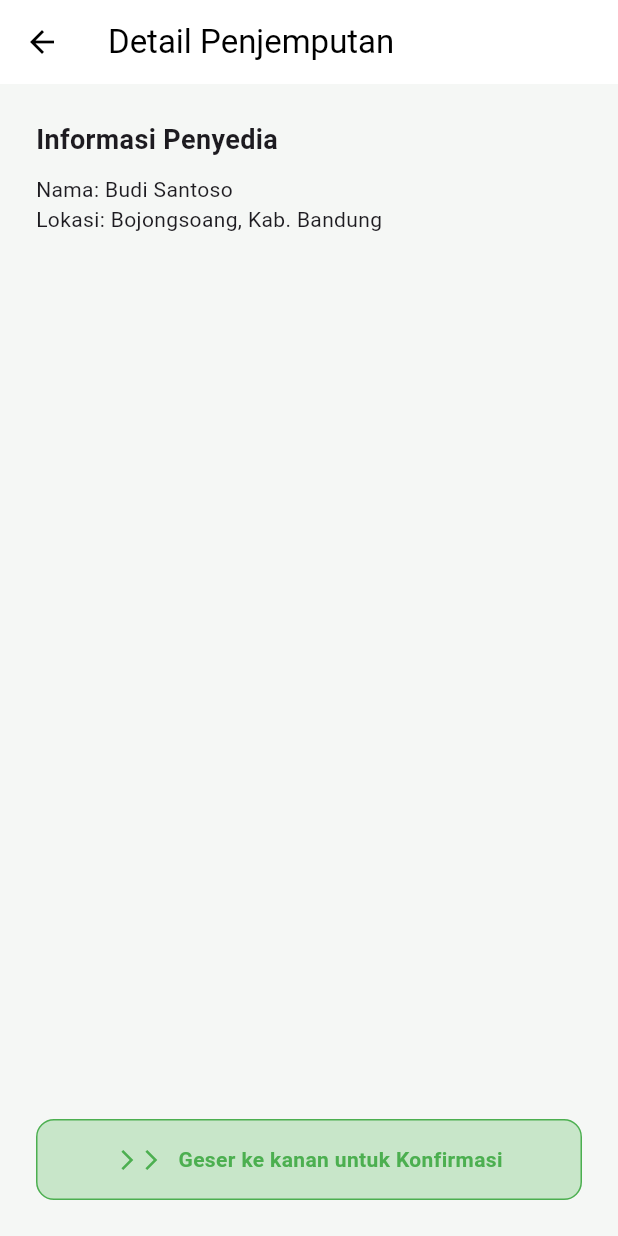
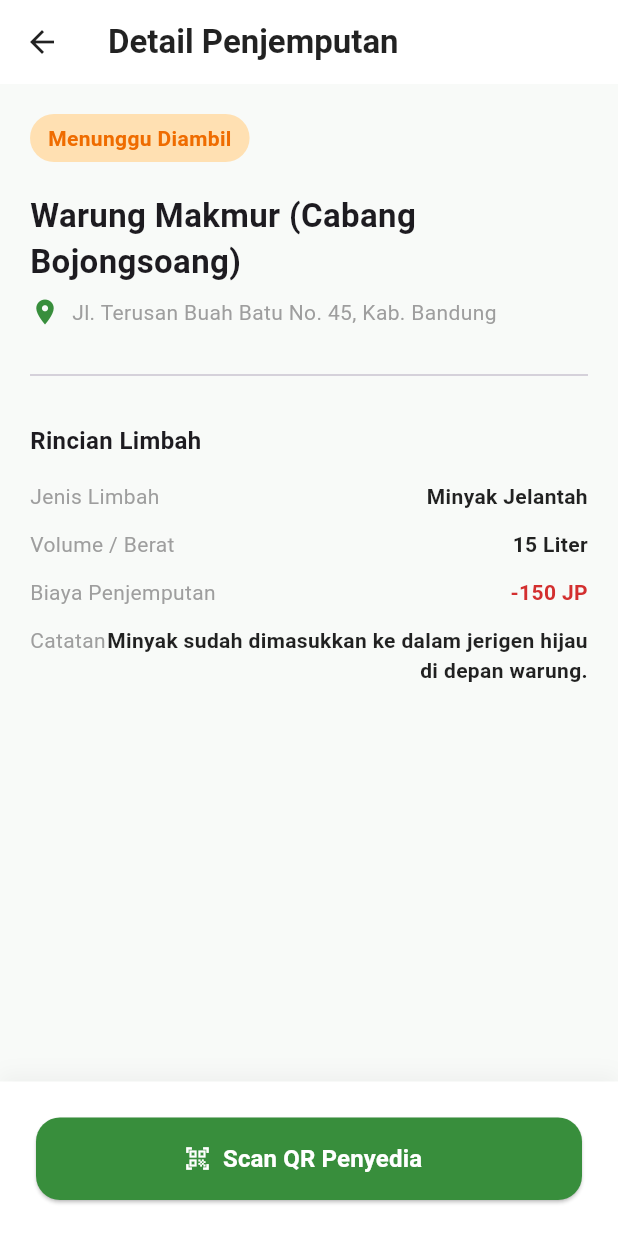
Before and after one commit to Yoganofan/junkslab-mobile, a Flutter app: the DetailPenjemputan screen opened directly, on a phone screen of 412 x 824 dp. Run offline on Flutter 3.47's test engine with Material 3 defaults, Android fonts, the phone set to English and light mode, and no system bars; our stand-ins replace go_router, shared_preferences, sqflite, sqflite_common_ffi, sqflite_common_ffi_web; missing offline and left inert: mobile_scanner; accounts and stored records are empty; network calls fail.

Commit message:
Agoy part 4

```diff
--- a/lib/screens/penyerap/detail_penjemputan.dart
+++ b/lib/screens/penyerap/detail_penjemputan.dart
@@ -1,89 +1,114 @@
 import 'package:flutter/material.dart';
+import 'qr_scanner_screen.dart';
 
-class DetailPenjemputan extends StatefulWidget {
+class DetailPenjemputan extends StatelessWidget {
   const DetailPenjemputan({Key? key}) : super(key: key);
-
-  @override
-  State<DetailPenjemputan> createState() => _DetailPenjemputanState();
-}
-
-class _DetailPenjemputanState extends State<DetailPenjemputan> {
-  bool _isConfirmed = false;
 
   @override
   Widget build(BuildContext context) {
     return Scaffold(
+      backgroundColor: const Color(0xFFF8FAF8),
       appBar: AppBar(
-        title: const Text('Detail Penjemputan', style: TextStyle(color: Colors.black)),
+        title: const Text('Detail Penjemputan', style: TextStyle(color: Colors.black87, fontWeight: FontWeight.bold)),
         backgroundColor: Colors.white,
-        iconTheme: const IconThemeData(color: Colors.black),
+        elevation: 0,
+        iconTheme: const IconThemeData(color: Colors.black87),
       ),
-      body: Padding(
-        padding: const EdgeInsets.all(24.0),
+      body: Column(
+        children: [
+          Expanded(
+            child: SingleChildScrollView(
+              padding: const EdgeInsets.all(20),
               child: Column(
-          crossAxisAlignment: CrossAxisAlignment.stretch,
+                crossAxisAlignment: CrossAxisAlignment.start,
                 children: [
-            // Konten Detail (Bisa kamu kembangkan pakai Card seperti di UI)
-            const Text('Informasi Penyedia', style: TextStyle(fontSize: 18, fontWeight: FontWeight.bold)),
-            const SizedBox(height: 10),
-            const Text('Nama: Budi Santoso\nLokasi: Bojongsoang, Kab. Bandung'),
-            const Spacer(),
+                  Container(
+                    padding: const EdgeInsets.symmetric(horizontal: 12, vertical: 6),
+                    decoration: BoxDecoration(color: Colors.orange.shade100, borderRadius: BorderRadius.circular(20)),
+                    child: Text('Menunggu Diambil', style: TextStyle(color: Colors.orange.shade800, fontWeight: FontWeight.bold)),
+                  ),
+                  const SizedBox(height: 20),
+                  const Text('Warung Makmur (Cabang Bojongsoang)', style: TextStyle(fontSize: 22, fontWeight: FontWeight.bold)),
+                  const SizedBox(height: 8),
+                  Row(
+                    children: [
+                      Icon(Icons.location_on, color: Colors.green.shade700, size: 20),
+                      const SizedBox(width: 8),
+                      const Expanded(child: Text('Jl. Terusan Buah Batu No. 45, Kab. Bandung', style: TextStyle(color: Colors.grey, fontSize: 14))),
+                    ],
+                  ),
+                  const Padding(
+                    padding: EdgeInsets.symmetric(vertical: 24),
+                    child: Divider(),
+                  ),
+                  const Text('Rincian Limbah', style: TextStyle(fontSize: 16, fontWeight: FontWeight.bold)),
+                  const SizedBox(height: 16),
+                  _buildDetailRow('Jenis Limbah', 'Minyak Jelantah'),
+                  _buildDetailRow('Volume / Berat', '15 Liter'),
 
-            // CUSTOM WIDGET & GESTURE (Swipe to Confirm)
-            _isConfirmed
-                ? Container(
-                    padding: const EdgeInsets.all(16),
-                    decoration: BoxDecoration(
-                      color: Colors.green,
-                      borderRadius: BorderRadius.circular(12),
-                    ),
-                    child: const Center(
-                      child: Text('Penjemputan Berhasil Terkonfirmasi!',
-                          style: TextStyle(color: Colors.white, fontWeight: FontWeight.bold)),
-                    ),
-                  )
-                : Dismissible(
-                    key: const Key('confirm_slider'),
-                    direction: DismissDirection.startToEnd,
-                    onDismissed: (direction) {
-                      setState(() {
-                        _isConfirmed = true;
-                      });
-                      // Di sini nanti bisa panggil fungsi update status ke SQLite
-                    },
-                    background: Container(
-                      decoration: BoxDecoration(
-                        color: Colors.green[700],
-                        borderRadius: BorderRadius.circular(12),
-                      ),
-                      alignment: Alignment.centerLeft,
-                      padding: const EdgeInsets.symmetric(horizontal: 20),
-                      child: const Icon(Icons.check_circle, color: Colors.white, size: 32),
-                    ),
-                    child: Container(
-                      width: double.infinity,
-                      padding: const EdgeInsets.all(16),
-                      decoration: BoxDecoration(
-                        color: Colors.green[100],
-                        borderRadius: BorderRadius.circular(12),
-                        border: Border.all(color: Colors.green),
-                      ),
-                      child: const Row(
-                        mainAxisAlignment: MainAxisAlignment.center,
-                        children: [
-                          Icon(Icons.arrow_forward_ios, color: Colors.green, size: 16),
-                          Icon(Icons.arrow_forward_ios, color: Colors.green, size: 16),
-                          SizedBox(width: 10),
-                          Text(
-                            'Geser ke kanan untuk Konfirmasi',
-                            style: TextStyle(color: Colors.green, fontWeight: FontWeight.bold),
-                          ),
+                  // Logika biaya tebus limbah (Minus JP)
+                  _buildDetailRow('Biaya Penjemputan', '-150 JP', isMinus: true),
+
+                  _buildDetailRow('Catatan', 'Minyak sudah dimasukkan ke dalam jerigen hijau di depan warung.'),
                 ],
               ),
             ),
           ),
+          Container(
+            padding: const EdgeInsets.all(24),
+            decoration: BoxDecoration(
+              color: Colors.white,
+              boxShadow: [BoxShadow(color: Colors.grey.withOpacity(0.1), blurRadius: 10, offset: const Offset(0, -5))],
+            ),
+            child: SizedBox(
+              width: double.infinity,
+              height: 55,
+              child: ElevatedButton.icon(
+                style: ElevatedButton.styleFrom(
+                  backgroundColor: Colors.green.shade700,
+                  shape: RoundedRectangleBorder(borderRadius: BorderRadius.circular(16)),
+                ),
+                icon: const Icon(Icons.qr_code_scanner, color: Colors.white),
+                label: const Text('Scan QR Penyedia', style: TextStyle(color: Colors.white, fontSize: 16, fontWeight: FontWeight.bold)),
+                onPressed: () {
+                  Navigator.push(
+                    context,
+                    MaterialPageRoute(
+                      builder: (context) => const QrScannerScreen(
+                        jenisLimbah: 'Minyak Jelantah',
+                        berat: 15,
+                      ),
+                    ),
+                  );
+                },
+              ),
+            ),
+          )
         ],
       ),
+    );
+  }
+
+  Widget _buildDetailRow(String title, String value, {bool isMinus = false}) {
+    return Padding(
+      padding: const EdgeInsets.only(bottom: 12),
+      child: Row(
+        mainAxisAlignment: MainAxisAlignment.spaceBetween,
+        crossAxisAlignment: CrossAxisAlignment.start,
+        children: [
+          Text(title, style: const TextStyle(color: Colors.grey, fontSize: 14)),
+          Expanded(
+            child: Text(
+              value,
+              textAlign: TextAlign.right,
+              style: TextStyle(
+                fontWeight: FontWeight.w600,
+                fontSize: 14,
+                color: isMinus ? Colors.red.shade700 : Colors.black87
+              )
+            ),
+          ),
+        ],
       ),
     );
   }
--- a/pubspec.yaml
+++ b/pubspec.yaml
@@ -39,6 +39,10 @@ dependencies:
   provider: ^6.1.2
   go_router: ^13.2.3
   sqflite_common_ffi: ^2.3.0
+
+  sqflite_common_ffi_web: ^0.4.0
+  intl: ^0.19.0 # Untuk format mata uang (Rp) dan format Tanggal/Jam yang rapi
+  mobile_scanner: ^5.0.0 # Library canggih untuk fitur Scan QR Code dari kamera HP
   # The following adds the Cupertino Icons font to your application.
   # Use with the CupertinoIcons class for iOS style icons.
 
```
Also changed, not shown: lib/helpers/database_helper.dart (+30 -29 lines), lib/main.dart (+16 -6 lines), lib/screens/penyerap/dashboard_penyerap.dart (+65 -55 lines), lib/screens/penyerap/history_screen.dart (+112 -19 lines), lib/screens/penyerap/main_penyerap.dart (+9 -8 lines), lib/screens/penyerap/qr_scanner_screen.dart (added, +122 -0 lines), lib/screens/penyerap/success_screen.dart (added, +71 -0 lines), lib/widgets/custom_limbah_card.dart (+8 -4 lines), pubspec.lock, 1 other file. Lines whose indentation alone changed are shown as unchanged.
